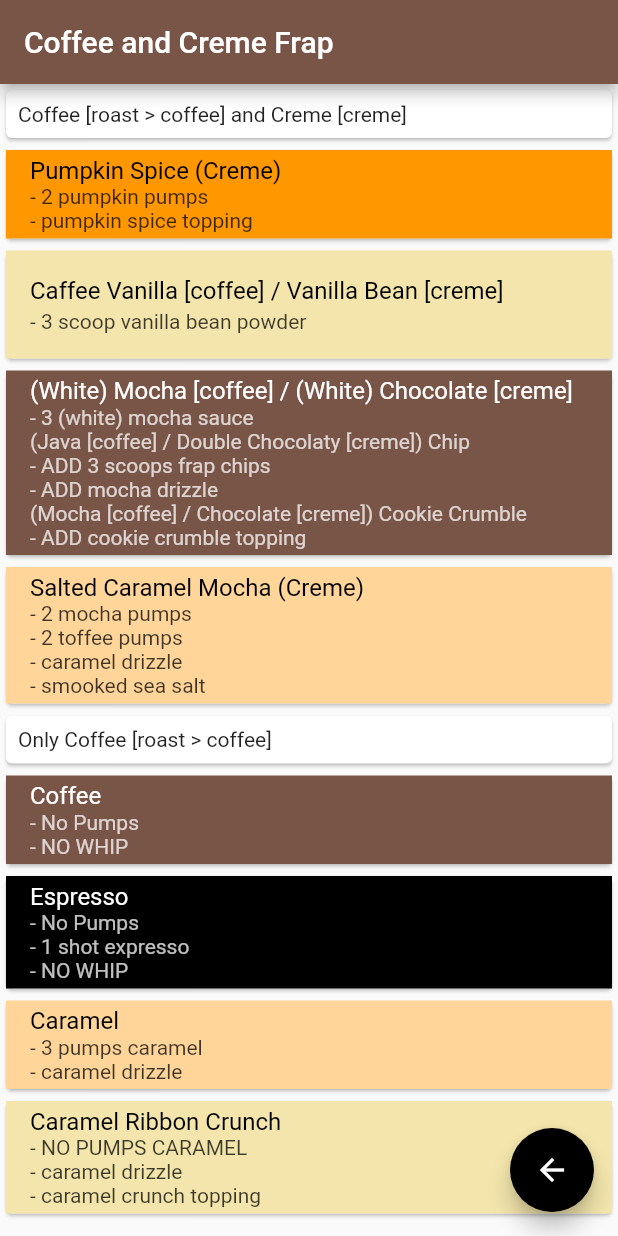
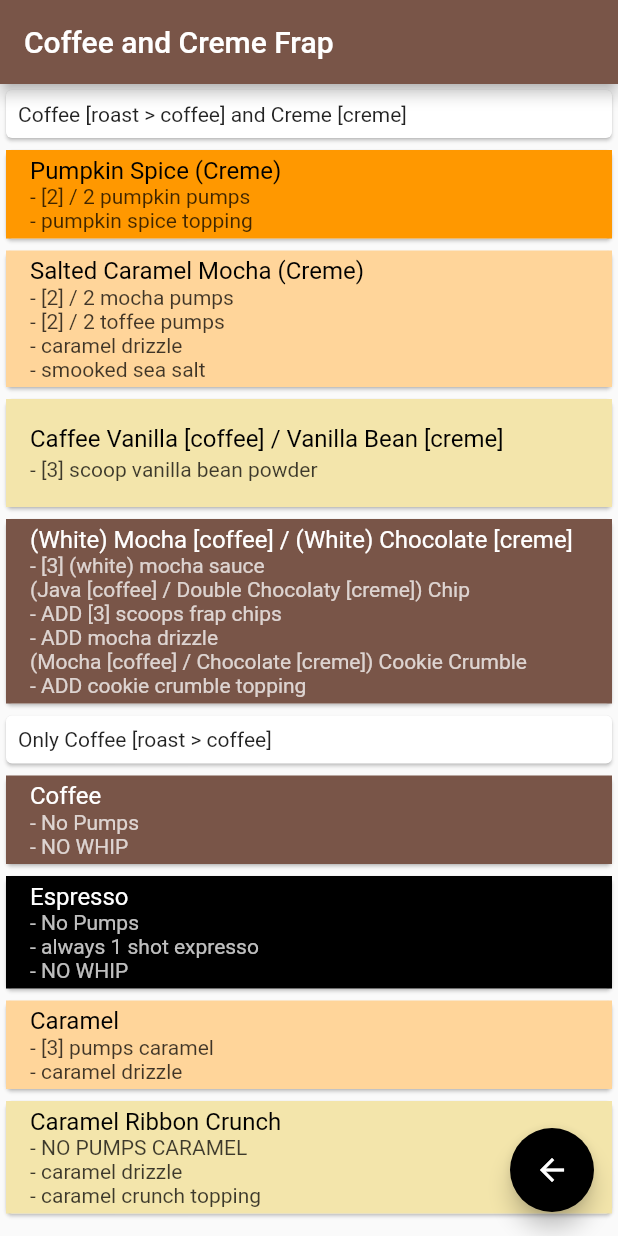
Before and after one commit to b-cancel/starbucks_drinks, a Flutter app: the screen it shows after launch, after a tap on "Fraps", on a phone screen of 412 x 824 dp. Run offline on Flutter 3.47's test engine with Material 2 defaults, Android fonts, the phone set to English and light mode, and no system bars; our stand-ins replace font_awesome_flutter.

Commit message:
working on refining hot and cold tea section... to move onto refining coffee section

```diff
--- a/starbucks_drinks/lib/frap.dart
+++ b/starbucks_drinks/lib/frap.dart
@@ -25,14 +25,14 @@ class OnlyCreme extends StatelessWidget {
           MyListTile(
             color: Colors.amber,
             title: "Chai",
-            subtitle: "- 2 pumps chai\n"
+            subtitle: "- [2] / 2 pumps chai\n"
               + "- cinnamon powder",
           ),
           MyListTile(
             color: Colors.lightGreen,
             title: "Match Green Tea",
-            subtitle: "- 3 pumps classic\n"
-              + "- 3 scoops matcha powder"
+            subtitle: "- [3] pumps classic\n"
+              + "- [3] scoops matcha powder"
           ),
         ],
       ),
@@ -110,32 +110,32 @@ class CoffeeAndCreme extends StatelessWidget {
           MyListTile(
             color: Colors.orange,
             title: "Pumpkin Spice (Creme)",
-            subtitle: "- 2 pumpkin pumps\n"
+            subtitle: "- [2] / 2 pumpkin pumps\n"
             + "- pumpkin spice topping",
+          ),
+          MyListTile(
+            color: Color(0xFFFFD59A),
+            title: "Salted Caramel Mocha (Creme)",
+            subtitle: "- [2] / 2 mocha pumps\n"
+            + "- [2] / 2 toffee pumps\n"
+            + "- caramel drizzle\n"
+            + "- smooked sea salt",
           ),
           MyListTile(
             color: Color(0xFFF3E5AB),
             title: "Caffee Vanilla [coffee] / Vanilla Bean [creme]",
-            subtitle: "- 3 scoop vanilla bean powder",
+            subtitle: "- [3] scoop vanilla bean powder",
           ),
           MyListTile(
             color: Colors.brown,
             title: "(White) Mocha [coffee] / (White) Chocolate [creme]",
-            subtitle: "- 3 (white) mocha sauce\n"
+            subtitle: "- [3] (white) mocha sauce\n"
             + "(Java [coffee] / Double Chocolaty [creme]) Chip\n"
-            + "- ADD 3 scoops frap chips\n"
+            + "- ADD [3] scoops frap chips\n"
             + "- ADD mocha drizzle\n"
             + "(Mocha [coffee] / Chocolate [creme]) Cookie Crumble\n"
             + "- ADD cookie crumble topping",
             whiteText: true,
-          ),
-          MyListTile(
-            color: Color(0xFFFFD59A),
-            title: "Salted Caramel Mocha (Creme)",
-            subtitle: "- 2 mocha pumps\n"
-            + "- 2 toffee pumps\n"
-            + "- caramel drizzle\n"
-            + "- smooked sea salt",
           ),
           TextCard(
             "Only Coffee [roast > coffee]"
@@ -151,14 +151,14 @@ class CoffeeAndCreme extends StatelessWidget {
             color: Colors.black,
             title: "Espresso",
             subtitle: "- No Pumps\n"
-            + "- 1 shot expresso\n"
+            + "- always 1 shot expresso\n"
             + "- NO WHIP",
             whiteText: true,
           ),
           MyListTile(
             color: Color(0xFFFFD59A),
             title: "Caramel",
-            subtitle: "- 3 pumps caramel\n"
+            subtitle: "- [3] pumps caramel\n"
             + "- caramel drizzle"
           ),
           MyListTile(
--- a/starbucks_drinks/lib/main.dart
+++ b/starbucks_drinks/lib/main.dart
@@ -5,6 +5,8 @@ import 'package:font_awesome_flutter/font_awesome_flutter.dart';
 import 'package:starbucks_drinks/other.dart';
 
 void main() => runApp(MyApp());
+//venti hot SHOTS same as grande (Except americanos)
+//cold grande to venti +2 pump jump
 
 class MyApp extends StatelessWidget {
   @override
@@ -77,12 +79,6 @@ class _DrinkListState extends State<DrinkList> {
             "2% milk EXCEPT whole milk for fraps",
           ),
           ShotsAndSyrups(),
-          TextCard(
-            "(Regular / Blonde) Americanos +1 shot"
-          ),
-          TextCard(
-            "(Regular / Blonde) Capuccino still 2 shots"
-          ),
           SkinnyVersion(),
           MinusPumps(),
           LattesDrinksSection(),
@@ -233,7 +229,8 @@ class ShotsAndSyrups extends StatelessWidget {
                   ),
                   Text(
                     "2 shots\n"
-                    + "- venti hot 2"
+                    + "- venti hot 2\n"
+                    + "- Americanos +1",
                   ),
                 ],
               ),
@@ -248,7 +245,10 @@ class ShotsAndSyrups extends StatelessWidget {
                     ),
                     child: Icon(FontAwesomeIcons.syringe),
                   ),
-                  Text("4 pumps\n- venti cold 6/7")
+                  Text(
+                    "4 pumps\n"
+                    + "- venti cold 6/7\n"
+                  ),
                 ],
               ),
             ),
@@ -390,7 +390,7 @@ class TeaLatteSection extends StatelessWidget {
         makeSnackBar(
           context,
           "- 4 pumps vanilla\n"
-          + "- 2 tea bags",
+          + "- 2 tea bags [black]",
         ),
         makeSnackBar(
           context,
@@ -399,13 +399,13 @@ class TeaLatteSection extends StatelessWidget {
         ),
         makeSnackBar(
           context,
-          "- 4 pumps chai\n"
+          "- [4] / (hot 5 | cold 6) pumps chai\n"
           + "- water",
         ),
         makeSnackBar(
           context,
           "- 4 pumps liquid cane\n"
-          + "- 2 tea bags\n"
+          + "- 2 tea bags [black]\n"
           + "- water",
         ),
       ],
@@ -527,7 +527,8 @@ class RefresherSection extends StatelessWidget {
   Widget build(BuildContext context) {
     return new BasicSection(
       name: "Refreshers",
-      onTap: makeSnackBar(context, 'Tea > (water / lemonade / coconut milk) > ice'),
+      onTap: makeSnackBar(
+        context, 'Tea > (water / lemonade / coconut milk) > ice > fruit (trenta 2)'),
       items: ["Mango Dragon Fruit", "Strawberry Acai", "Very Berry Hibiscus"],
       colors: [Colors.red, Colors.pink, Colors.purple],
       onTaps: [
@@ -549,7 +550,7 @@ class IcedTeaSection extends StatelessWidget {
     return new BasicSection(
       name: "Iced Tea",
       onTap: makeSnackBar(context,
-      "4 pumps liquid cane sugar\n"
+      "[4] / 6 pumps liquid cane sugar\n"
       "Juice Blend (none / peach / guava / blueberry) > Tea > (water / lemonade)",
       ),
       //black, green, passion tango, white
```
Also changed, not shown: starbucks_drinks/lib/other.dart (+36 -8 lines).
